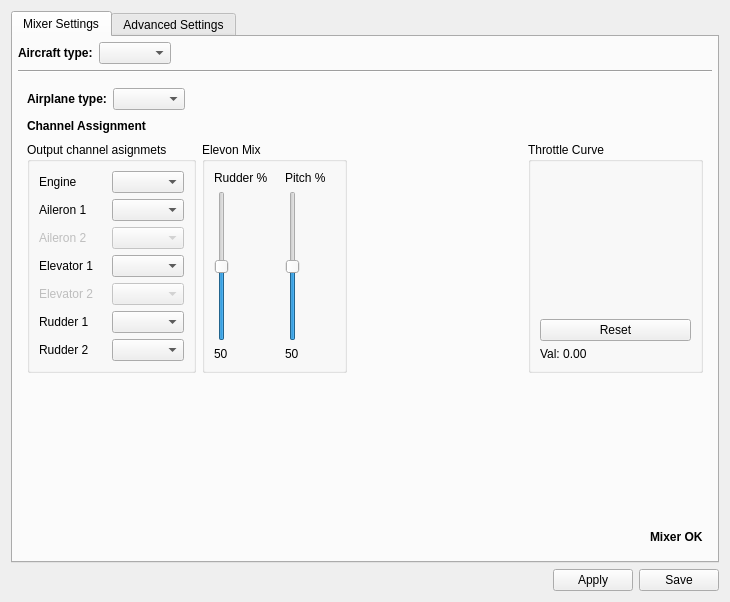
First picture: the form in ground/openpilotgcs/src/plugins/config/airframe.ui, repository vooon/OpenPilot, before the edit.
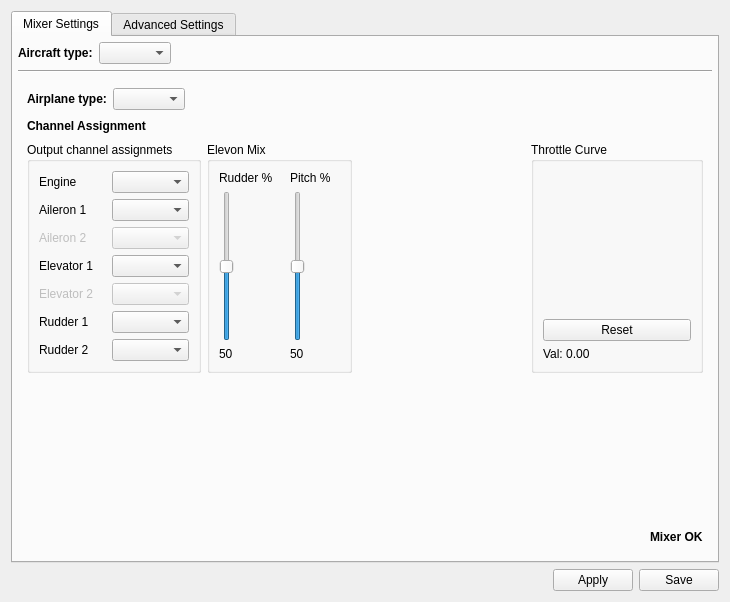
Second picture: the form after the edit. The open tabs and pages were chosen to show the change. Icons and pictures are not drawn. Custom widgets are drawn as their Qt base class.

Commit message: Fix typo found by David J

Diff of the .ui file:
```diff
--- a/ground/openpilotgcs/src/plugins/config/airframe.ui
+++ b/ground/openpilotgcs/src/plugins/config/airframe.ui
@@ -172,7 +172,7 @@
                   </size>
                  </property>
                  <property name="title">
-                  <string>Output channel asignmets</string>
+                  <string>Output channel assignmets</string>
                  </property>
                  <layout class="QFormLayout" name="formLayout_3">
                   <item row="0" column="0">
```
